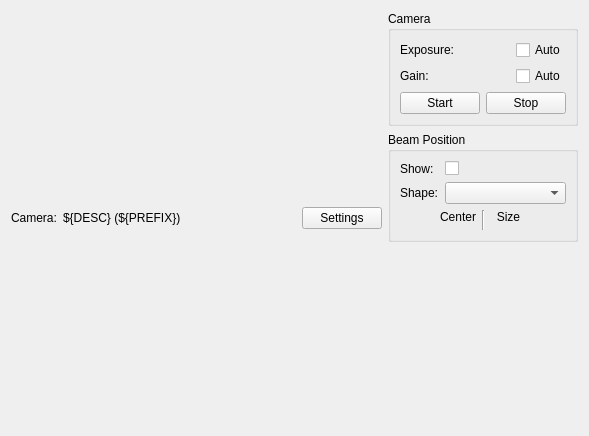
First picture: the form in firefly/camera_viewer.ui, repository spc-group/haven, before the edit.
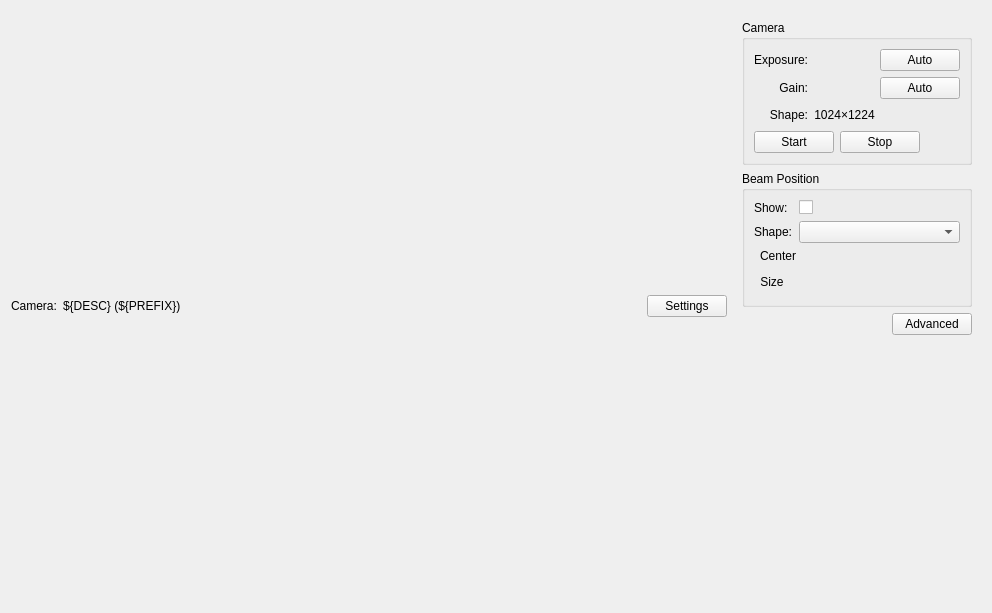
Second picture: the form after the edit. Custom widgets are drawn as their Qt base class.

Commit message: Cleaned up the camera viewer UI.

```diff
--- a/firefly/camera_viewer.ui
+++ b/firefly/camera_viewer.ui
@@ -6,18 +6,18 @@
    <rect>
     <x>0</x>
     <y>0</y>
-    <width>589</width>
-    <height>436</height>
+    <width>992</width>
+    <height>613</height>
    </rect>
   </property>
   <property name="windowTitle">
-   <string>Form</string>
+   <string>${DESC}</string>
   </property>
   <layout class="QVBoxLayout" name="verticalLayout_3">
    <item>
-    <layout class="QHBoxLayout" name="horizontalLayout">
+    <layout class="QHBoxLayout" name="horizontalLayout" stretch="5,0">
      <item>
-      <layout class="QVBoxLayout" name="left_column_layout">
+      <layout class="QVBoxLayout" name="left_column_layout" stretch="0">
        <item>
         <layout class="QHBoxLayout" name="horizontalLayout_2">
          <item>
@@ -60,13 +60,7 @@
           </spacer>
          </item>
          <item>
-          <widget class="QPushButton" name="caqtdm_button">
-           <property name="enabled">
-            <bool>true</bool>
-           </property>
-           <property name="toolTip">
-            <string>Launch the ADAravis caQtDM window</string>
-           </property>
+          <widget class="QPushButton" name="settings_button">
            <property name="text">
             <string>Settings</string>
            </property>
@@ -77,80 +71,206 @@
       </layout>
      </item>
      <item>
-      <layout class="QVBoxLayout" name="controls_layout">
+      <widget class="QFrame" name="controls_frame">
+       <property name="enabled">
+        <bool>true</bool>
+       </property>
+       <property name="frameShape">
+        <enum>QFrame::NoFrame</enum>
+       </property>
+       <property name="frameShadow">
+        <enum>QFrame::Raised</enum>
+       </property>
+       <layout class="QVBoxLayout" name="verticalLayout_7">
        <item>
-        <widget class="QGroupBox" name="groupBox">
+         <widget class="QGroupBox" name="camera_group_box">
          <property name="title">
           <string>Camera</string>
          </property>
          <layout class="QVBoxLayout" name="verticalLayout_6">
           <item>
            <layout class="QGridLayout" name="gridLayout">
+             <item row="4" column="0">
+              <widget class="QLabel" name="label_8">
+               <property name="text">
+                <string>Shape:</string>
+               </property>
+               <property name="alignment">
+                <set>Qt::AlignRight|Qt::AlignTrailing|Qt::AlignVCenter</set>
+               </property>
+              </widget>
+             </item>
+             <item row="4" column="1">
+              <layout class="QHBoxLayout" name="horizontalLayout_5">
+               <property name="spacing">
+                <number>0</number>
+               </property>
+               <item>
+                <widget class="PyDMLabel" name="PyDMLabel_5">
+                 <property name="toolTip">
+                  <string/>
+                 </property>
+                 <property name="text">
+                  <string>1024</string>
+                 </property>
+                 <property name="alignment">
+                  <set>Qt::AlignRight|Qt::AlignTrailing|Qt::AlignVCenter</set>
+                 </property>
+                 <property name="channel" stdset="0">
+                  <string>${PREFIX}cam1:ArraySizeY_RBV</string>
+                 </property>
+                </widget>
+               </item>
+               <item>
+                <widget class="QLabel" name="label_7">
+                 <property name="text">
+                  <string>×</string>
+                 </property>
+                 <property name="alignment">
+                  <set>Qt::AlignCenter</set>
+                 </property>
+                </widget>
+               </item>
+               <item>
+                <widget class="PyDMLabel" name="PyDMLabel_3">
+                 <property name="toolTip">
+                  <string/>
+                 </property>
+                 <property name="text">
+                  <string>1224</string>
+                 </property>
+                 <property name="channel" stdset="0">
+                  <string>${PREFIX}cam1:ArraySizeX_RBV</string>
+                 </property>
+                </widget>
+               </item>
+               <item>
+                <spacer name="horizontalSpacer_2">
+                 <property name="orientation">
+                  <enum>Qt::Horizontal</enum>
+                 </property>
+                 <property name="sizeHint" stdset="0">
+                  <size>
+                   <width>40</width>
+                   <height>20</height>
+                  </size>
+                 </property>
+                </spacer>
+               </item>
+              </layout>
+             </item>
             <item row="0" column="0">
              <widget class="QLabel" name="label_2">
               <property name="text">
                <string>Exposure:</string>
               </property>
-             </widget>
-            </item>
-            <item row="1" column="0">
+               <property name="alignment">
+                <set>Qt::AlignRight|Qt::AlignTrailing|Qt::AlignVCenter</set>
+               </property>
+              </widget>
+             </item>
+             <item row="2" column="0">
              <widget class="QLabel" name="label">
               <property name="text">
                <string>Gain:</string>
               </property>
-             </widget>
-            </item>
-            <item row="1" column="1">
+               <property name="alignment">
+                <set>Qt::AlignRight|Qt::AlignTrailing|Qt::AlignVCenter</set>
+               </property>
+              </widget>
+             </item>
+             <item row="2" column="1">
+              <layout class="QHBoxLayout" name="horizontalLayout_6">
+               <item>
              <widget class="PyDMSlider" name="PyDMSlider_2">
               <property name="toolTip">
                <string/>
               </property>
+                 <property name="rules" stdset="0">
+                  <string>[]</string>
+                 </property>
               <property name="channel" stdset="0">
                <string>${PREFIX}cam1:Gain</string>
               </property>
-             </widget>
-            </item>
-            <item row="0" column="1">
-             <widget class="PyDMSlider" name="PyDMSlider">
-              <property name="toolTip">
-               <string/>
-              </property>
-              <property name="channel" stdset="0">
-               <string>${PREFIX}cam1:Gain</string>
-              </property>
-             </widget>
-            </item>
-            <item row="0" column="2">
-             <widget class="PyDMCheckbox" name="PyDMCheckbox_2">
+                 <property name="tickPosition" stdset="0">
+                  <enum>QSlider::TicksBelow</enum>
+                 </property>
+                 <property name="userDefinedLimits" stdset="0">
+                  <bool>true</bool>
+                 </property>
+                 <property name="userMinimum" stdset="0">
+                  <double>0.000000000000000</double>
+                 </property>
+                 <property name="userMaximum" stdset="0">
+                  <double>20.000000000000000</double>
+                 </property>
+                 <property name="num_steps" stdset="0">
+                  <number>101</number>
+                 </property>
+                </widget>
+               </item>
+               <item>
+                <widget class="PyDMPushButton" name="PyDMPushButton_3">
               <property name="toolTip">
                <string/>
               </property>
               <property name="text">
                <string>Auto</string>
               </property>
-              <property name="tristate">
-               <bool>true</bool>
-              </property>
               <property name="channel" stdset="0">
                <string>${PREFIX}cam1:GainAuto</string>
               </property>
-             </widget>
-            </item>
-            <item row="1" column="2">
-             <widget class="PyDMCheckbox" name="PyDMCheckbox">
+                 <property name="pressValue" stdset="0">
+                  <string>1</string>
+                 </property>
+                </widget>
+               </item>
+              </layout>
+             </item>
+             <item row="0" column="1">
+              <layout class="QHBoxLayout" name="horizontalLayout_7">
+               <item>
+                <widget class="PyDMSlider" name="PyDMSlider">
+                 <property name="toolTip">
+                  <string/>
+                 </property>
+                 <property name="rules" stdset="0">
+                  <string>[]</string>
+                 </property>
+                 <property name="channel" stdset="0">
+                  <string>${PREFIX}cam1:AcquireTime</string>
+                 </property>
+                 <property name="tickPosition" stdset="0">
+                  <enum>QSlider::TicksBelow</enum>
+                 </property>
+                 <property name="userDefinedLimits" stdset="0">
+                  <bool>true</bool>
+                 </property>
+                 <property name="userMinimum" stdset="0">
+                  <double>0.000000000000000</double>
+                 </property>
+                 <property name="userMaximum" stdset="0">
+                  <double>0.200000000000000</double>
+                 </property>
+                </widget>
+               </item>
+               <item>
+                <widget class="PyDMPushButton" name="PyDMPushButton_4">
               <property name="toolTip">
                <string/>
               </property>
               <property name="text">
                <string>Auto</string>
               </property>
-              <property name="tristate">
-               <bool>true</bool>
-              </property>
               <property name="channel" stdset="0">
                <string>${PREFIX}cam1:ExposureAuto</string>
               </property>
-             </widget>
+                 <property name="pressValue" stdset="0">
+                  <string>1</string>
+                 </property>
+                </widget>
+               </item>
+              </layout>
             </item>
            </layout>
           </item>
@@ -164,12 +284,45 @@
               <property name="text">
                <string>Start</string>
               </property>
+               <property name="rules" stdset="0">
+                <string>[{&quot;name&quot;: &quot;enable_acquire_buttons&quot;, &quot;property&quot;: &quot;Enable&quot;, &quot;initial_value&quot;: &quot;False&quot;, &quot;expression&quot;: &quot;ch[0] == 0&quot;, &quot;channels&quot;: [{&quot;channel&quot;: &quot;${PREFIX}cam1:Acquire&quot;, &quot;trigger&quot;: true, &quot;use_enum&quot;: false}]}]</string>
+               </property>
+               <property name="alarmSensitiveContent" stdset="0">
+                <bool>false</bool>
+               </property>
+               <property name="alarmSensitiveBorder" stdset="0">
+                <bool>false</bool>
+               </property>
               <property name="channel" stdset="0">
                <string>${PREFIX}cam1:Acquire</string>
               </property>
+               <property name="passwordProtected" stdset="0">
+                <bool>false</bool>
+               </property>
+               <property name="password" stdset="0">
+                <string/>
+               </property>
+               <property name="protectedPassword" stdset="0">
+                <string/>
+               </property>
+               <property name="showConfirmDialog" stdset="0">
+                <bool>false</bool>
+               </property>
+               <property name="confirmMessage" stdset="0">
+                <string>Are you sure you want to proceed?</string>
+               </property>
               <property name="pressValue" stdset="0">
                <string>1</string>
               </property>
+               <property name="releaseValue" stdset="0">
+                <string>None</string>
+               </property>
+               <property name="relativeChange" stdset="0">
+                <bool>false</bool>
+               </property>
+               <property name="writeWhenRelease" stdset="0">
+                <bool>false</bool>
+               </property>
              </widget>
             </item>
             <item>
@@ -180,6 +333,9 @@
               <property name="text">
                <string>Stop</string>
               </property>
+               <property name="rules" stdset="0">
+                <string>[{&quot;name&quot;: &quot;enable_acquire_buttons&quot;, &quot;property&quot;: &quot;Enable&quot;, &quot;initial_value&quot;: &quot;&quot;, &quot;expression&quot;: &quot;ch[0] == 1&quot;, &quot;channels&quot;: [{&quot;channel&quot;: &quot;${PREFIX}cam1:Acquire&quot;, &quot;trigger&quot;: true, &quot;use_enum&quot;: false}]}]</string>
+               </property>
               <property name="channel" stdset="0">
                <string>${PREFIX}cam1:Acquire</string>
               </property>
@@ -188,6 +344,19 @@
               </property>
              </widget>
             </item>
+             <item>
+              <spacer name="horizontalSpacer_3">
+               <property name="orientation">
+                <enum>Qt::Horizontal</enum>
+               </property>
+               <property name="sizeHint" stdset="0">
+                <size>
+                 <width>40</width>
+                 <height>20</height>
+                </size>
+               </property>
+              </spacer>
+             </item>
            </layout>
           </item>
          </layout>
@@ -277,8 +446,31 @@
              </layout>
             </item>
             <item>
-             <widget class="Line" name="line">
+              <spacer name="horizontalSpacer_4">
               <property name="orientation">
+                <enum>Qt::Horizontal</enum>
+               </property>
+               <property name="sizeHint" stdset="0">
+                <size>
+                 <width>40</width>
+                 <height>20</height>
+                </size>
+               </property>
+              </spacer>
+             </item>
+            </layout>
+           </item>
+           <item>
+            <layout class="QHBoxLayout" name="horizontalLayout_8">
+             <item>
+              <widget class="PyDMSlider" name="PyDMSlider_6">
+               <property name="toolTip">
+                <string/>
+               </property>
+               <property name="channel" stdset="0">
+                <string>${PREFIX}Over1:1:SizeY</string>
+               </property>
+               <property name="orientation" stdset="0">
                <enum>Qt::Vertical</enum>
               </property>
              </widget>
@@ -308,22 +500,52 @@
              </layout>
             </item>
             <item>
-             <widget class="PyDMSlider" name="PyDMSlider_6">
+              <spacer name="horizontalSpacer_5">
+               <property name="orientation">
+                <enum>Qt::Horizontal</enum>
+               </property>
+               <property name="sizeHint" stdset="0">
+                <size>
+                 <width>40</width>
+                 <height>20</height>
+                </size>
+               </property>
+              </spacer>
+             </item>
+            </layout>
+           </item>
+          </layout>
+         </widget>
+        </item>
+        <item>
+         <layout class="QHBoxLayout" name="horizontalLayout_9">
+          <item>
+           <spacer name="horizontalSpacer_6">
+            <property name="orientation">
+             <enum>Qt::Horizontal</enum>
+            </property>
+            <property name="sizeHint" stdset="0">
+             <size>
+              <width>40</width>
+              <height>20</height>
+             </size>
+            </property>
+           </spacer>
+          </item>
+          <item>
+           <widget class="QPushButton" name="caqtdm_button">
+            <property name="enabled">
+             <bool>true</bool>
+            </property>
               <property name="toolTip">
-               <string/>
-              </property>
-              <property name="channel" stdset="0">
-               <string>${PREFIX}Over1:1:SizeY</string>
-              </property>
-              <property name="orientation" stdset="0">
-               <enum>Qt::Vertical</enum>
-              </property>
+             <string>Launch the ADAravis caQtDM window</string>
+            </property>
+            <property name="text">
+             <string>Advanced</string>
+            </property>
              </widget>
             </item>
            </layout>
-          </item>
-         </layout>
-        </widget>
        </item>
        <item>
         <spacer name="verticalSpacer">
@@ -339,6 +561,7 @@
         </spacer>
        </item>
       </layout>
+      </widget>
      </item>
     </layout>
    </item>
```
Lines whose indentation alone changed are shown as unchanged. The commit also changes 2 other files.
